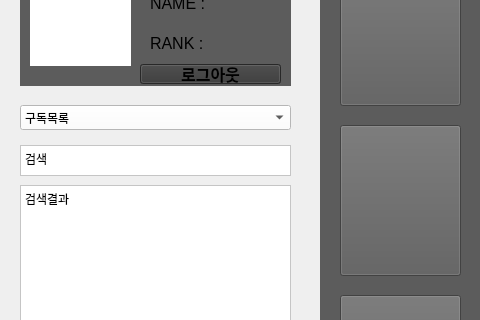
Qt form KUplixClient/GUI/service.ui (llllssss94/KUFLIX) before a commit; both pictures show x 0 to 480 and y 85 to 405 of the 1063 by 600 pixel window.
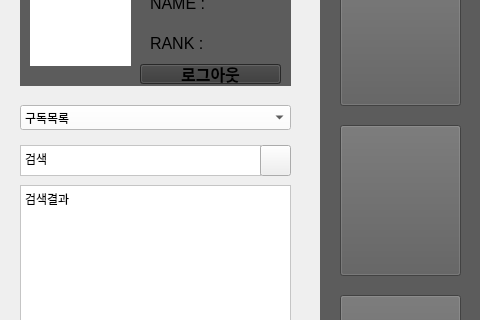
The same form after that commit.

Commit message: add login, join, search functions

What changed in the file:
```diff
--- a/KUplixClient/GUI/service.ui
+++ b/KUplixClient/GUI/service.ui
@@ -146,7 +146,7 @@
      <rect>
       <x>20</x>
       <y>230</y>
-      <width>271</width>
+      <width>241</width>
       <height>31</height>
      </rect>
     </property>
@@ -388,6 +388,19 @@
      </property>
     </widget>
    </widget>
+   <widget class="QPushButton" name="searchButton">
+    <property name="geometry">
+     <rect>
+      <x>260</x>
+      <y>230</y>
+      <width>31</width>
+      <height>31</height>
+     </rect>
+    </property>
+    <property name="text">
+     <string/>
+    </property>
+   </widget>
   </widget>
   <widget class="QMenuBar" name="menubar">
    <property name="geometry">
```
The commit also changes 8 other files.
